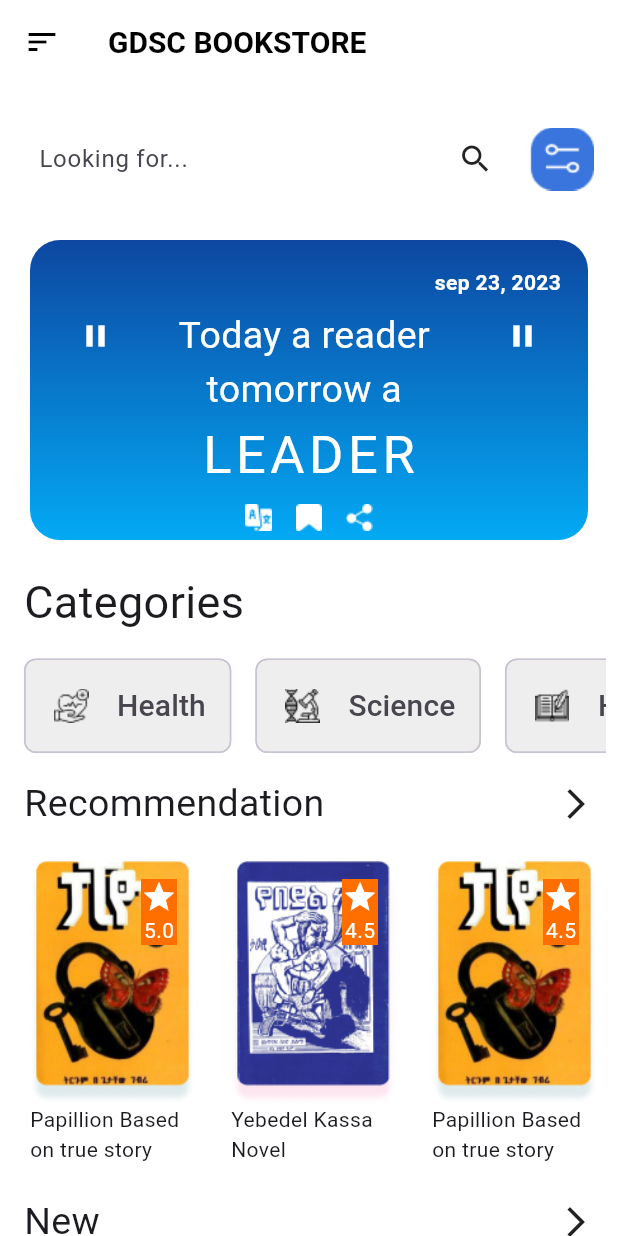
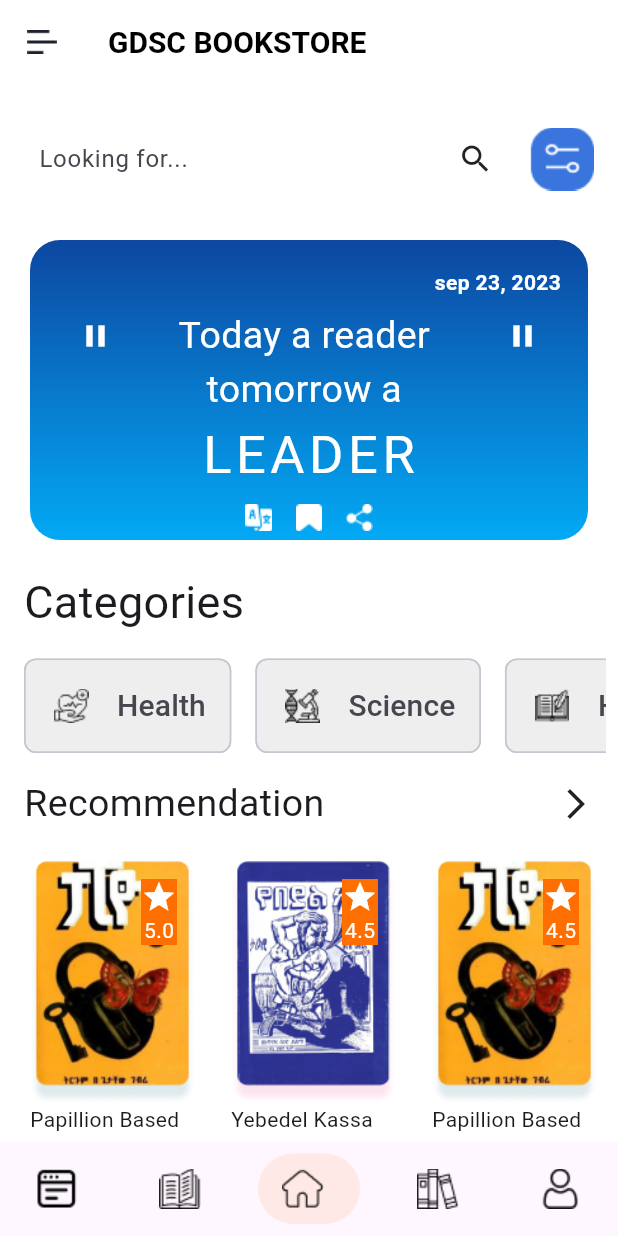
Before and after one commit to Yihun-Alemayehu/gdsc_study_session_g7, a Flutter app: the screen it shows after launch, on a phone screen of 412 x 824 dp. Run offline on Flutter 3.47's test engine with Material 3 defaults, Android fonts, the light colour scheme and no system bars; drawn by our look-alikes of salomon_bottom_bar.

Commit message:
somehow finito

```diff
--- a/gdsc_bookstore/lib/home_page.dart
+++ b/gdsc_bookstore/lib/home_page.dart
@@ -28,10 +28,7 @@ class _HomePageState extends State<HomePage> {
           ),
         ),
         elevation: 0,
-        leading: const Icon(
-          Icons.sort,
-          color: Colors.black,
-        ),
+        leading: Image.asset('assets/menu.png'),
       ),
       body: SingleChildScrollView(
         child: Padding(
--- a/gdsc_bookstore/lib/main.dart
+++ b/gdsc_bookstore/lib/main.dart
@@ -1,9 +1,74 @@
 import 'package:flutter/material.dart';
 import 'package:gdsc_bookstore/home_page.dart';
+import 'package:salomon_bottom_bar/salomon_bottom_bar.dart';
 
 void main() {
   runApp(const MaterialApp(
     debugShowCheckedModeBanner: false,
-    home: HomePage(),
+    home: MainPage(),
   ));
 }
+
+class MainPage extends StatefulWidget {
+  const MainPage({super.key});
+
+  @override
+  State<MainPage> createState() => _MainPageState();
+}
+
+class _MainPageState extends State<MainPage> {
+  var _currentIndex = 2;
+  List pages = [
+    HomePage(),
+    HomePage(),
+    HomePage(),
+    HomePage(),
+    HomePage(),
+  ];
+  @override
+  Widget build(BuildContext context) {
+    return Scaffold(
+      body: pages[_currentIndex],
+      bottomNavigationBar: SalomonBottomBar(
+        currentIndex: _currentIndex,
+        onTap: (i) => setState(() => _currentIndex = i),
+        items: [
+          /// Home
+          SalomonBottomBarItem(
+            icon: Image.asset('assets/web-content.png'),
+            title: Text(""),
+            selectedColor: Colors.amber[900],
+          ),
+
+          /// Likes
+          SalomonBottomBarItem(
+            icon: Image.asset('assets/open-book.png'),
+            title: Text(""),
+            selectedColor: Colors.amber[900],
+          ),
+
+          /// Search
+          SalomonBottomBarItem(
+            icon: Image.asset('assets/home.png'),
+            title: Text(""),
+            selectedColor: Colors.amber[900],
+          ),
+
+          /// Book
+          SalomonBottomBarItem(
+            icon: Image.asset('assets/book.png'),
+            title: Text(""),
+            selectedColor: Colors.amber[900],
+          ),
+
+          /// Profile
+          SalomonBottomBarItem(
+            icon: Image.asset('assets/user.png'),
+            title: Text(""),
+            selectedColor: Colors.amber[900],
+          ),
+        ],
+      ),
+    );
+  }
+}
--- a/gdsc_bookstore/pubspec.yaml
+++ b/gdsc_bookstore/pubspec.yaml
@@ -30,6 +30,7 @@ environment:
 dependencies:
   flutter:
     sdk: flutter
+  salomon_bottom_bar: ^3.3.2
 
   # The following adds the Cupertino Icons font to your application.
   # Use with the CupertinoIcons class for iOS style icons.
```
Also changed, not shown: gdsc_bookstore/assets/book.png (added), gdsc_bookstore/assets/home.png (added), gdsc_bookstore/assets/menu.png (added), gdsc_bookstore/assets/open-book.png (added), gdsc_bookstore/assets/user.png (added), gdsc_bookstore/assets/web-content.png (added), gdsc_bookstore/pubspec.lock.
